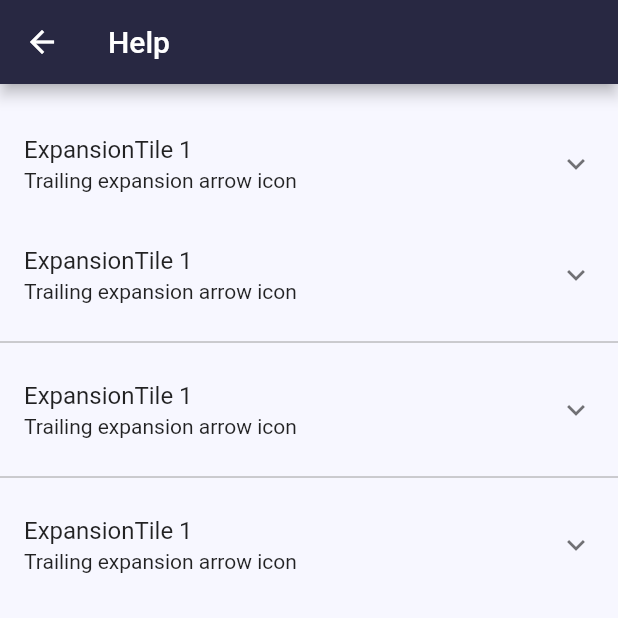
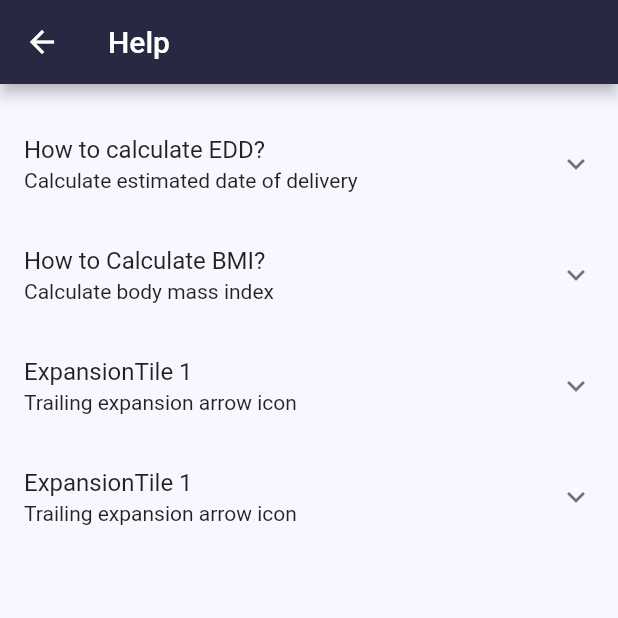
Before and after one commit to fasil712/mhis_mobile_app, a Flutter app: the HelpPage screen opened directly, on a phone screen of 412 x 824 dp, the top half of it. Run offline on Flutter 3.47's test engine with Material 2 defaults, Android fonts, the phone set to English and light mode, and no system bars; our stand-ins replace carousel_slider, share, shared_preferences; accounts and stored records are empty; generated files the repository leaves out were written again.

Commit message:
update commit

```diff
--- a/lib/l10n/app_am.arb
+++ b/lib/l10n/app_am.arb
@@ -6,11 +6,15 @@
   "danger_sign": "በእርግዝና ወቅት የአደገኛ ምልክት",
   "preg_diet": "በእርግዝና ወቅት አመጋገብ",
   "bmi": "የሰውነት ብዛት መረጃ ጠቋሚ",
-  "edd": "ነፍሰ ጡር እናት መዉለጃ ግምት",
+  "edd": "ነፍሰ ጡር እናት መዉለጃ ቀን ገምት",
   "login": "ግባ",
   "help": "እርዳታ",
   "feedback": "ግብረ መልስ",
   "share": "አጋራ",
   "more": "ተጨማሪ",
-  "bmi_desc": "የሰውነት ብዛት መረጃ ጠቋሚ መግለጫ"
+  "bmi_desc": "የሰውነት ብዛት መረጃ ጠቋሚ መግለጫ",
+  "danger_sign_desc": "የማይጠፋ ወይም ከጊዜ ወደ ጊዜ እየባሰ የሚሄድ ራስ ምታት",
+  "preg_care_desc": "ጤናማ ምግቦችን ይመገቡ",
+  "preg_diet_desc": "በእርግዝና ወቅት ጤናማ አመጋገብ ለልጅዎ እድገት እና እድገት",
+  "edd_desc": "የነፍሰ ጡር እናት የመውለጃ ቀን ግምት አስላ"
 }
--- a/lib/l10n/app_en.arb
+++ b/lib/l10n/app_en.arb
@@ -12,5 +12,9 @@
   "feedback": "Feedback",
   "share": "Share",
   "more": "More",
-  "bmi_desc": "Body Mass Index Description"
+  "bmi_desc": "Body Mass Index Description",
+  "danger_sign_desc": "Headache that won't go away or gets worse over time",
+  "preg_care_desc": "Eat healthy foods",
+  "preg_diet_desc": "Healthy eating during pregnancy for your baby's growth and development",
+  "edd_desc": "Estimate pregnant mom delivery date."
 }
--- a/lib/others/help.dart
+++ b/lib/others/help.dart
@@ -21,12 +21,23 @@ class _HelpPageState extends State<HelpPage> {
         children: const <Widget>[
           Padding(padding: EdgeInsets.all(8.0)),
           ExpansionTile(
-            title: Text('ExpansionTile 1'),
-            subtitle: Text('Trailing expansion arrow icon'),
+            title: Text('How to calculate EDD?'),
+            subtitle: Text('Calculate estimated date of delivery'),
             children: <Widget>[
               ListTile(
                 title: Text(
-                    'Lorem ipsum dolor sit amet, consectetur adipiscing elit, sed do eiusmod tempor incididunt ut labore et dolore magna aliqua. Ut enim ad minim veniam, quis nostrud exercitation ullamco laboris nisi ut aliquip ex ea commodo consequat. Duis aute irure dolor in reprehenderit in voluptate velit esse cillum dolore eu fugiat nulla pariatur. Excepteur sint occaecat cupidatat non proident, sunt in culpa qui officia deserunt mollit anim id est laborum.'),
+                    '1. Open navigation bar.\n2. Select "Estimated Date of Delivery" item. \n3. Enter first day of last period. \n4. Enter today\s date. \n5. Press "Calculate" button. \n6. If you want re-calculate press "Re-Calculate" button'),
+              ),
+            ],
+          ),
+          ExpansionTile(
+            title: Text('How to Calculate BMI?'),
+            subtitle: Text('Calculate body mass index'),
+            children: <Widget>[
+              ListTile(
+                title: Text(
+                    '1. Open navigation bar.\n2. Select "Body Mass Index" item. \n3. Select your sex MALE or FEMALE. \n4. Round your HEIGHT. \n5. Add or Subtract your WEIGHT. \n6. Add or Subtract your AGE. \n7. Press "CALCULATE" button'),
+                subtitle: Text("This help you!"),
               ),
             ],
           ),
@@ -34,27 +45,8 @@ class _HelpPageState extends State<HelpPage> {
             title: Text('ExpansionTile 1'),
             subtitle: Text('Trailing expansion arrow icon'),
             children: <Widget>[
-              ListTile(
-                title: Text(
-                    'Lorem ipsum dolor sit amet, consectetur adipiscing elit, sed do eiusmod tempor incididunt ut labore et dolore magna aliqua. Ut enim ad minim veniam, quis nostrud exercitation ullamco laboris nisi ut aliquip ex ea commodo consequat. Duis aute irure dolor in reprehenderit in voluptate velit esse cillum dolore eu fugiat nulla pariatur. Excepteur sint occaecat cupidatat non proident, sunt in culpa qui officia deserunt mollit anim id est laborum.'),
-                subtitle: Text("datadatadatadata"),
-              ),
+              ListTile(title: Text('')),
             ],
-          ),
-          Divider(
-            color: Colors.grey,
-          ),
-          ExpansionTile(
-            title: Text('ExpansionTile 1'),
-            subtitle: Text('Trailing expansion arrow icon'),
-            children: <Widget>[
-              ListTile(
-                  title: Text(
-                      'Lorem ipsum dolor sit amet, consectetur adipiscing elit, sed do eiusmod tempor incididunt ut labore et dolore magna aliqua. Ut enim ad minim veniam, quis nostrud exercitation ullamco laboris nisi ut aliquip ex ea commodo consequat. Duis aute irure dolor in reprehenderit in voluptate velit esse cillum dolore eu fugiat nulla pariatur. Excepteur sint occaecat cupidatat non proident, sunt in culpa qui officia deserunt mollit anim id est laborum.')),
-            ],
-          ),
-          Divider(
-            color: Colors.grey,
           ),
           ExpansionTile(
             title: Text('ExpansionTile 1'),
--- a/pubspec.yaml
+++ b/pubspec.yaml
@@ -72,11 +72,7 @@ flutter:
 
   # To add assets to your application, add an assets section, like this:
   assets:
-
     - lib/json_data/
-
-    - lib/l10n/preg_care/preg_care_am.json
-    - lib/l10n/preg_care/preg_care_en.json
 
     - assets/avatar.jpg
     - assets/backgroundimage.jpg
```
Also changed, not shown: lib/json_data/diet_json_data.json (+9 -9 lines), lib/json_data/help.json (deleted, +0 -12 lines), lib/screens/home_screen.dart (+7 -6 lines).
